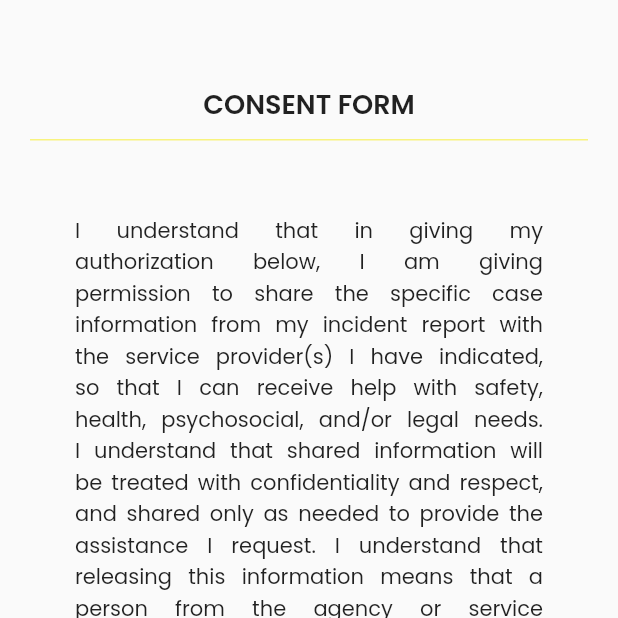
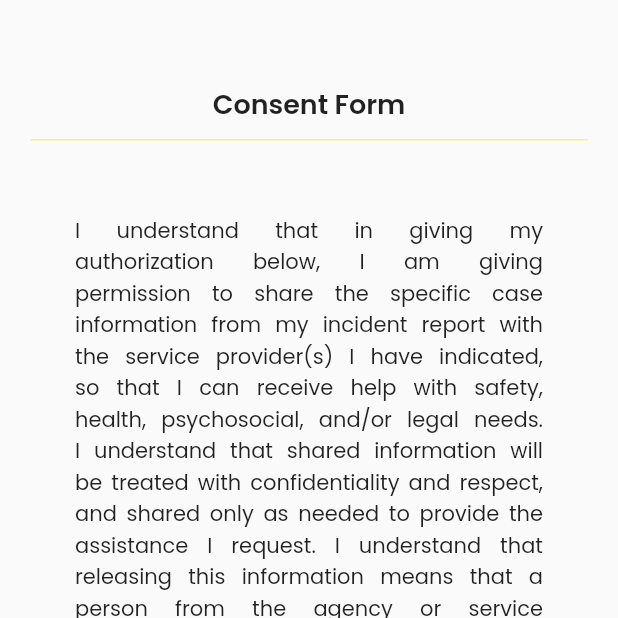
Before and after one commit to Fredoski26/smartrr, a Flutter app: the ConsentFormPage screen opened directly, on a phone screen of 412 x 824 dp, the top half of it. Run offline on Flutter 3.47's test engine with Material 2 defaults, Android fonts, the phone set to English and light mode, and no system bars; our stand-ins replace accordion, cloud_firestore, firebase_auth, firebase_core, fluttertoast, google_fonts and 5 more; missing offline and left inert: dialog_flowtter, translator; accounts and stored records are empty.

Commit message:
Translated about and consent form

```diff
--- a/lib/components/screens/user/consent_form_page.dart
+++ b/lib/components/screens/user/consent_form_page.dart
@@ -2,8 +2,8 @@ import 'package:flutter/material.dart';
 import 'package:fluttertoast/fluttertoast.dart';
 import 'package:provider/provider.dart';
 import 'package:smartrr/provider/language_provider.dart';
-import '../../widgets/constants.dart';
 import 'select_service_page.dart';
+import 'package:smartrr/generated/l10n.dart';
 
 class ConsentFormPage extends StatefulWidget {
   @override
@@ -15,6 +15,9 @@ class _ConsentFormPageState extends State<ConsentFormPage> {
 
   @override
   Widget build(BuildContext context) {
+    final _language = S.of(context);
+    final String consentFormData = _language.consentFormData;
+
     return Scaffold(
         body: Stack(
       children: <Widget>[
@@ -28,7 +31,7 @@ class _ConsentFormPageState extends State<ConsentFormPage> {
                     height: kToolbarHeight,
                   ),
                   Text(
-                    'CONSENT FORM',
+                    _language.consentForm,
                     textAlign: TextAlign.center,
                     style: TextStyle(
                       fontSize: 18,
@@ -57,8 +60,8 @@ class _ConsentFormPageState extends State<ConsentFormPage> {
                   ),
                   Center(
                     child: CheckboxListTile(
-                      title: const Text(
-                        'Accept Terms \& Conditions',
+                      title: Text(
+                        _language.acceptTerms,
                         style: TextStyle(
                           fontSize: 14,
                         ),
@@ -88,7 +91,7 @@ class _ConsentFormPageState extends State<ConsentFormPage> {
                           );
                         else {
                           Fluttertoast.showToast(
-                            msg: "Please accept Terms \& Conditions",
+                            msg: _language.pleaseAcceptTerms,
                             toastLength: Toast.LENGTH_SHORT,
                             gravity: ToastGravity.BOTTOM,
                             timeInSecForIosWeb: 1,
@@ -98,7 +101,7 @@ class _ConsentFormPageState extends State<ConsentFormPage> {
                           );
                         }
                       },
-                      child: Text("Proceed")),
+                      child: Text(_language.proceed)),
                   SizedBox(
                     height: 20,
                   ),
--- a/lib/components/widgets/constants.dart
+++ /dev/null
@@ -1,2 +0,0 @@
-const String consentFormData =
-    'I understand that in giving  my  authorization below,  I  am giving  permission to  share  the  specific  case  information from  my  incident report with the  service  provider(s)  I  have indicated, so  that I  can  receive  help  with safety,  health, psychosocial, and/or  legal  needs.    I  understand that shared information will  be  treated with confidentiality  and respect, and shared  only as  needed to  provide  the  assistance  I  request. I  understand that releasing  this  information means  that a  person from  the  agency  or  service  selected below may  come  to  talk to  me.   At any  point, I  have  the  right to  change  my  mind about sharing information with the  designated agency/focal  point listed below.';
--- a/lib/main.dart
+++ b/lib/main.dart
@@ -4,6 +4,7 @@ import 'package:flutter/services.dart';
 import 'package:flutter_localizations/flutter_localizations.dart';
 import 'package:package_info/package_info.dart';
 import 'package:smartrr/components/screens/about.dart';
+import 'package:smartrr/components/screens/all_about_srhr.dart';
 import 'package:smartrr/components/screens/faq.dart';
 import 'package:smartrr/components/screens/general/forgot_password.dart';
 import 'package:smartrr/components/screens/org/refer_or_cases_page.dart';
@@ -70,7 +71,8 @@ class MyApp extends StatelessWidget {
         '/settings': ((context) => Settings()),
         '/about': (context) => About(),
         '/faq': (context) => FrequentlyAskedQuestions(),
-        "/countries": (context) => SelectCountry()
+        "/countries": (context) => SelectCountry(),
+        "/srhr": (ontext) => AllAboutSRHR()
       },
       theme: isDarkTheme ? darkTheme : appTheme,
       localizationsDelegates: [
```
Also changed, not shown: lib/components/screens/about.dart (+11 -1 lines), lib/components/screens/all_about_srhr.dart (renamed from lib/components/screens/all_about_smartrr.dart, +21 -7 lines), lib/components/screens/user/report_or_history_page.dart (+3 -4 lines), lib/components/widgets/list_item.dart (+8 -3 lines), lib/l10n/intl_en.arb (+7 -1 lines), lib/l10n/intl_ha.arb (+7 -1 lines), lib/generated/intl/messages_en.dart, lib/generated/intl/messages_ha.dart, lib/generated/l10n.dart.
